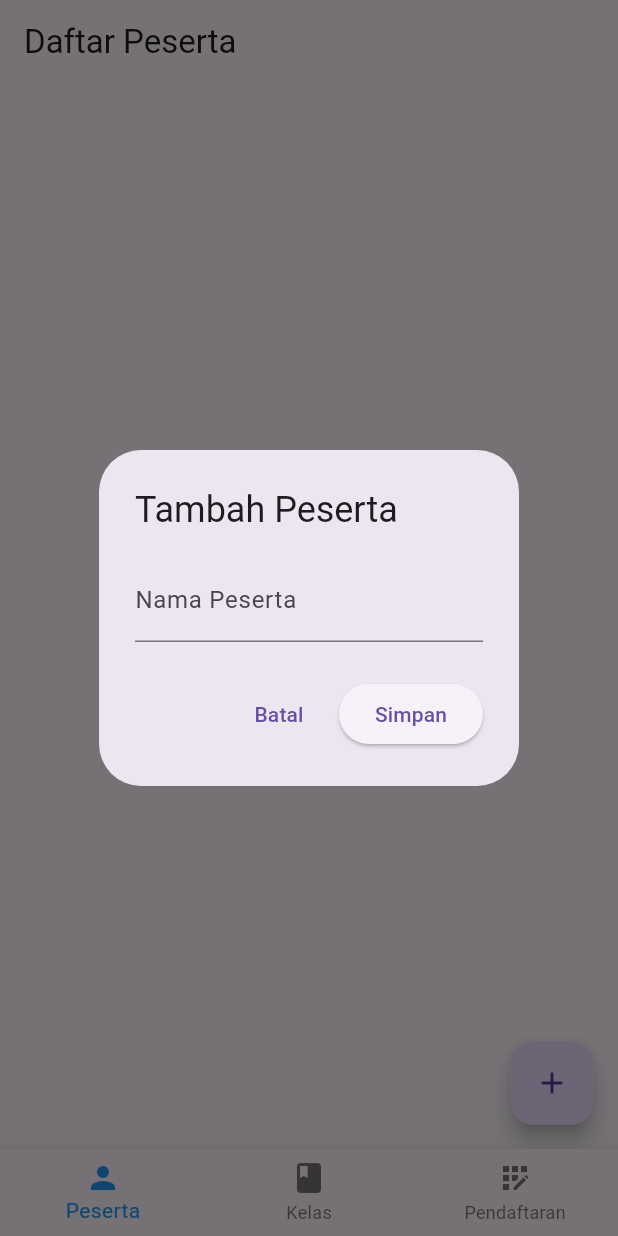
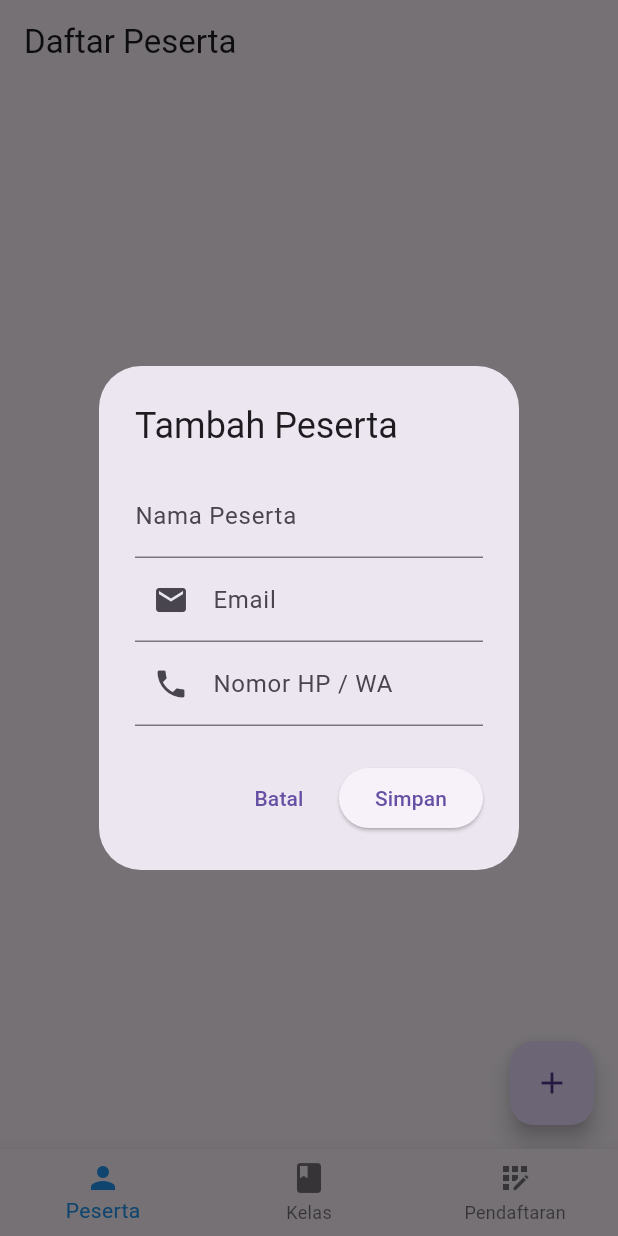
Before and after one commit to slentsy/skillhub_apl2, a Flutter app: the screen it shows after launch, after a tap on the "add" icon, on a phone screen of 412 x 824 dp. Run offline on Flutter 3.47's test engine with Material 3 defaults, Android fonts, the phone set to English and light mode, and no system bars; our stand-ins replace sqflite; accounts and stored records are empty.

Commit message:
add email and no hp
add email and no hp for peserta attribute

```diff
--- a/lib/db/database_helper.dart
+++ b/lib/db/database_helper.dart
@@ -21,7 +21,7 @@ class DatabaseHelper {
   }
 
   Future<Database> _initDatabase() async {
-    String path = join(await getDatabasesPath(), 'skillhub.db');
+    String path = join(await getDatabasesPath(), 'skillhub_1.db');
     return await openDatabase(
       path,
       version: 1,
@@ -30,7 +30,9 @@ class DatabaseHelper {
         await db.execute('''
           CREATE TABLE peserta(
             id INTEGER PRIMARY KEY AUTOINCREMENT,
-            nama TEXT
+            nama TEXT,
+            email TEXT,
+            no_hp TEXT
           )
         ''');
 
@@ -182,7 +184,12 @@ class DatabaseHelper {
 
     return List.generate(maps.length, (i) {
       return PesertaTerdaftar(
-        peserta: Peserta.fromMap(maps[i]),
+        peserta: Peserta(
+          maps[i]['nama'],
+          maps[i]['email'],
+          maps[i]['no_hp'],
+          id: maps[i]['id']
+        ),
         tanggal: maps[i]['tanggal_pendaftaran']
       );
     });
--- a/lib/models/peserta_model.dart
+++ b/lib/models/peserta_model.dart
@@ -1,31 +1,35 @@
-class Peserta{
+class Peserta {
   int? _id;
   String _nama;
+  String _email;
+  String _noHp;
 
-  Peserta (this._nama, {int? id}) {
+  Peserta(this._nama, this._email, this._noHp, {int? id}) {
     _id = id;
   }
 
-  // getter untuk membaca data
   int? get id => _id;
   String get nama => _nama;
+  String get email => _email;
+  String get noHp => _noHp;
 
-  // set namanya untuk edit
   set nama(String value) => _nama = value;
+  set email(String value) => _email = value;
+  set noHp(String value) => _noHp = value;
 
   Map<String, dynamic> toMap() {
-    var map = <String, dynamic>{
+    return {
       'nama': _nama,
+      'email': _email,
+      'no_hp': _noHp,
     };
-    if (_id != null) {
-      map['id'] = _id;
-    }
-    return map;
   }
 
   factory Peserta.fromMap(Map<String, dynamic> map) {
     return Peserta(
       map['nama'],
+      map['email'] ?? '-',
+      map['no_hp'] ?? '-',
       id: map['id'],
     );
   }
--- a/lib/screens/detail_peserta_page.dart
+++ b/lib/screens/detail_peserta_page.dart
@@ -24,7 +24,7 @@ class DetailPesertaPage extends StatelessWidget {
                 const Icon(Icons.person, size: 80, color: Colors.blue),
                 const SizedBox(height: 10),
                 Text(peserta.nama, style: const TextStyle(fontSize: 24, fontWeight: FontWeight.bold)),
-                Text("ID: ${peserta.id}"),
+                Text("ID: ${peserta.id} | Email: ${peserta.email} | No HP: ${peserta.noHp}", style: const TextStyle(fontSize: 16)),
               ],
             ),
           ),
--- a/lib/screens/pendaftaran_page.dart
+++ b/lib/screens/pendaftaran_page.dart
@@ -95,7 +95,10 @@ class _PendaftaranPageState extends State<PendaftaranPage> {
               items: _listPeserta.map((Peserta p) {
                 return DropdownMenuItem<int>(
                   value: p.id,
-                  child: Text(p.nama),
+                  child: Text("${p.nama} | ${p.email} | ${p.noHp}",
+                  overflow: TextOverflow.ellipsis,
+                  style: const TextStyle(fontSize: 14),
+                  ),
                 );
               }).toList(),
               onChanged: (value) {
--- a/lib/screens/peserta_page.dart
+++ b/lib/screens/peserta_page.dart
@@ -29,6 +29,8 @@ class _PesertaPageState extends State<PesertaPage> {
 
   void _showForm(Peserta? peserta) {
     final nameController = TextEditingController(text: peserta?.nama);
+    final emailController = TextEditingController(text: peserta?.email);
+    final noHpController = TextEditingController(text: peserta?.noHp);
 
     final formKey = GlobalKey<FormState>();
 
@@ -52,6 +54,33 @@ class _PesertaPageState extends State<PesertaPage> {
                     return null;
                   },
                 ),
+                TextFormField(
+                  controller: emailController,
+                  decoration: const InputDecoration(
+                    labelText: "Email",
+                    prefixIcon: Icon(Icons.email),
+                  ),
+                  validator: (value) {
+                    if (value == null || value.isEmpty) {
+                      return 'Email wajib diisi';
+                    }
+                    return null;
+                  },
+                ),
+                TextFormField(
+                  controller: noHpController,
+                  decoration: const InputDecoration(
+                    labelText: "Nomor HP / WA",
+                    prefixIcon: Icon(Icons.phone),
+                  ),
+                  validator: (value) {
+                    if (value == null || value.isEmpty) {
+                      return 'Nomor HP wajib diisi';
+                    }
+                    return null;
+                  },
+                  keyboardType: TextInputType.phone,
+                ),
               ],
             )
           ),
@@ -63,6 +92,8 @@ class _PesertaPageState extends State<PesertaPage> {
               if (formKey.currentState!.validate()){
                 final p = Peserta(
                   nameController.text,
+                  emailController.text,
+                  noHpController.text,
                   id: peserta?.id
                 );
                 // if (nameController.text.isEmpty) return;
@@ -104,7 +135,8 @@ class _PesertaPageState extends State<PesertaPage> {
             margin: const EdgeInsets.all(8),
             child: ListTile(
               leading: CircleAvatar(child: Text(item.nama[0])),
-              title: Text(item.nama, style: const TextStyle(fontWeight: FontWeight.bold)),
+              title: Text("${item.nama} / ${item.email}",
+              style: const TextStyle(fontWeight: FontWeight.bold)),
               trailing: Row(
                 mainAxisSize: MainAxisSize.min,
                 children: [
```
